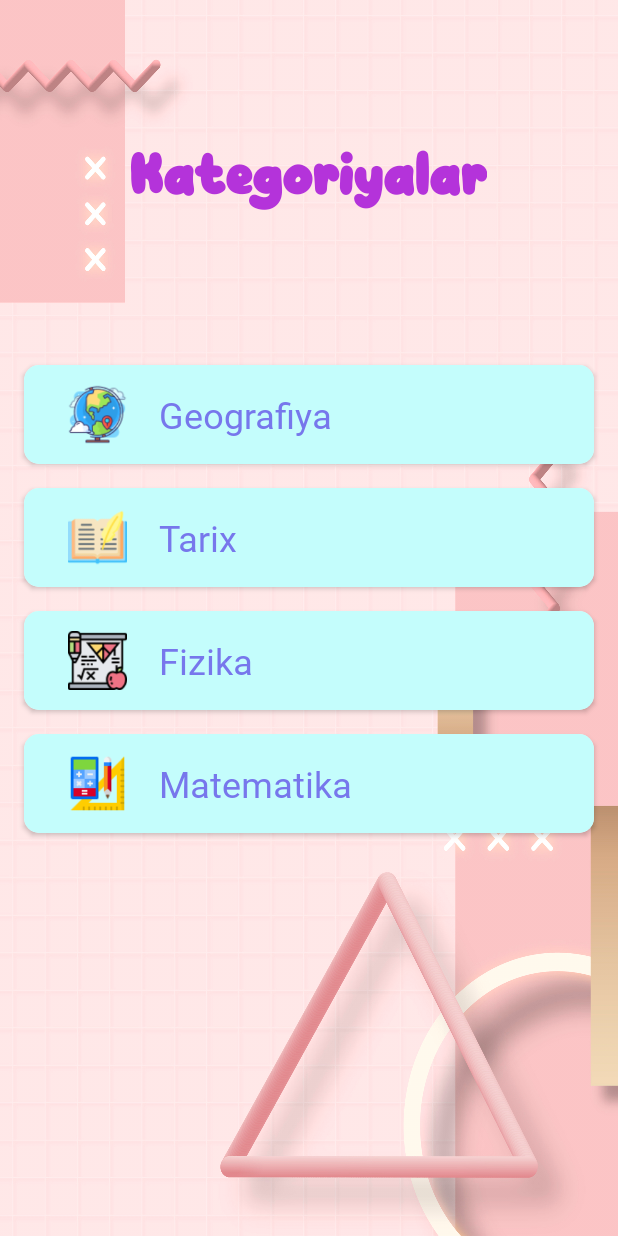
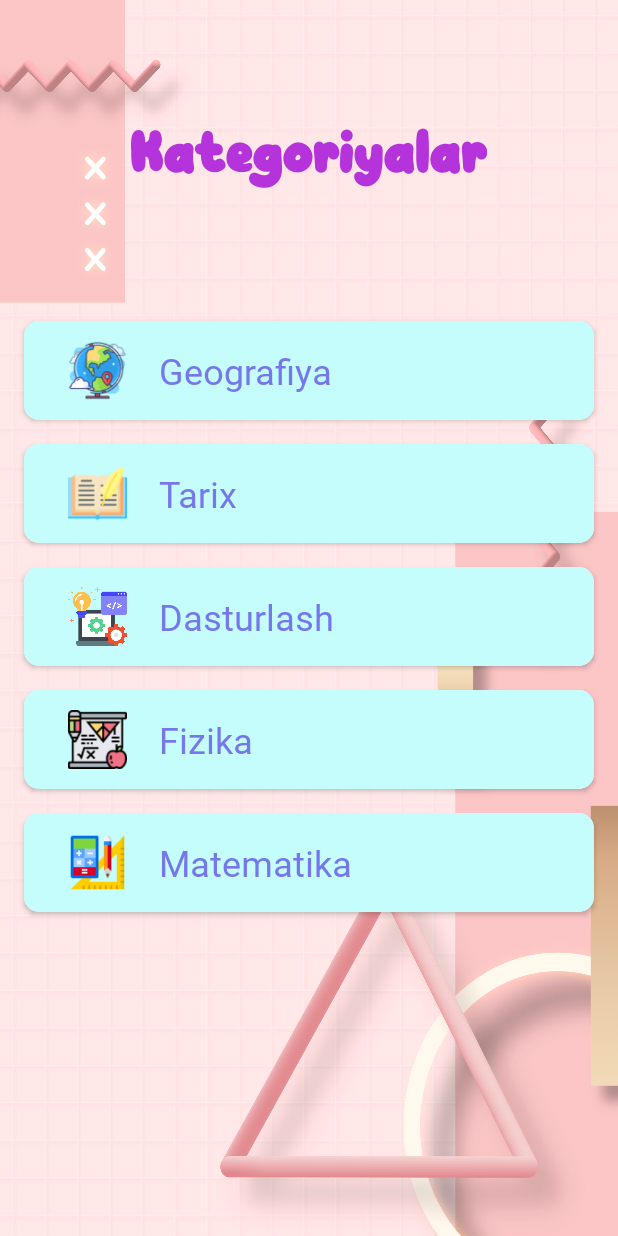
Before and after one commit to sud0pacman/QuizAppMVP, an Android app: the screen it shows after launch (CategoryActivity), on a phone screen of 412 x 824 dp. Run offline under Robolectric (Android 15) with nearby library versions, the phone set to English and light mode, and no system bars.

Commit message:
programming category added

```diff
--- a/app/src/main/java/com/example/quizappmvp/data/model/CategoryEnum.java
+++ b/app/src/main/java/com/example/quizappmvp/data/model/CategoryEnum.java
@@ -1,5 +1,5 @@
 package com.example.quizappmvp.data.model;
 
 public enum CategoryEnum {
-    GEOGRAFIYA, TARIX, FIZIKA, MATEMATIKA
+    GEOGRAFIYA, TARIX, FIZIKA, MATEMATIKA, DASTURLASH
 }
--- a/app/src/main/java/com/example/quizappmvp/presentation/category/CategoryActivity.java
+++ b/app/src/main/java/com/example/quizappmvp/presentation/category/CategoryActivity.java
@@ -36,6 +36,10 @@ public class CategoryActivity extends AppCompatActivity implements  CategoryCont
         findViewById(R.id.buttonMath).setOnClickListener(v -> {
             presenter.setSelectCategory(CategoryEnum.TARIX);
         });
+
+        findViewById(R.id.buttonProgramming).setOnClickListener(v -> {
+           presenter.setSelectCategory(CategoryEnum.DASTURLASH);
+        });
     }
 
     @Override
--- a/app/src/main/java/com/example/quizappmvp/presentation/main/MainActivity.java
+++ b/app/src/main/java/com/example/quizappmvp/presentation/main/MainActivity.java
@@ -71,7 +71,7 @@ public class MainActivity extends AppCompatActivity implements MainContract.View
         btnFinish.setOnClickListener(v -> clickFinishButton());
 
         tvLevel = findViewById(R.id.tv_level);
-        tvLevel.setText("1/5");
+        tvLevel.setText("1/10");
     }
 
     @Override
--- a/app/src/main/res/layout/activity_category.xml
+++ b/app/src/main/res/layout/activity_category.xml
@@ -27,7 +27,7 @@
     <FrameLayout
         android:layout_width="match_parent"
         android:layout_height="0dp"
-        android:layout_weight="5">
+        android:layout_weight="6">
 
         <LinearLayout
             android:layout_width="match_parent"
@@ -101,6 +101,33 @@
                 app:cardCornerRadius="10dp">
 
                 <androidx.appcompat.widget.LinearLayoutCompat
+                    android:id="@+id/buttonProgramming"
+                    android:layout_width="match_parent"
+                    android:layout_height="wrap_content"
+                    android:background="#c4fdfc"
+                    android:gravity="center_vertical"
+                    android:foreground="?android:selectableItemBackgroundBorderless"
+                    android:padding="8dp">
+
+                    <ImageView
+                        style="@style/CategoryImageStyle"
+                        android:src="@drawable/ic_programming" />
+
+                    <TextView
+                        style="@style/CategoryTextStyle"
+                        android:text="@string/programming" />
+
+                </androidx.appcompat.widget.LinearLayoutCompat>
+            </androidx.cardview.widget.CardView>
+
+            <androidx.cardview.widget.CardView
+                android:layout_width="match_parent"
+                android:layout_height="wrap_content"
+                android:layout_marginHorizontal="16dp"
+                android:layout_marginVertical="8dp"
+                app:cardCornerRadius="10dp">
+
+                <androidx.appcompat.widget.LinearLayoutCompat
                     android:id="@+id/buttonPhysics"
                     android:layout_width="match_parent"
                     android:layout_height="wrap_content"
@@ -148,6 +175,7 @@
                 </androidx.appcompat.widget.LinearLayoutCompat>
             </androidx.cardview.widget.CardView>
 
+
         </LinearLayout>
 
 
--- a/app/src/main/res/values/strings.xml
+++ b/app/src/main/res/values/strings.xml
@@ -9,4 +9,5 @@
     <string name="fizika">Fizika</string>
     <string name="your_score">Your Score</string>
     <string name="kategoriyalar">Kategoriyalar</string>
+    <string name="programming">Dasturlash</string>
 </resources>
```
Also changed, not shown: app/src/main/java/com/example/quizappmvp/domain/AppController.java (+12 -0 lines), app/src/main/res/drawable/ic_programming.png (added).
